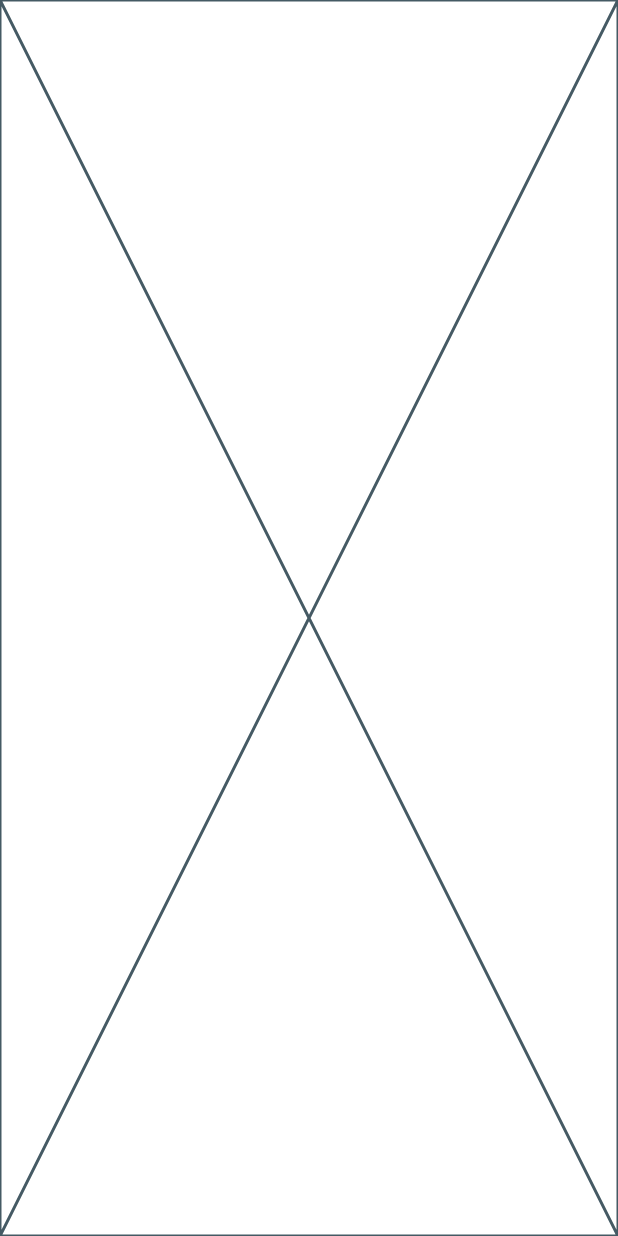
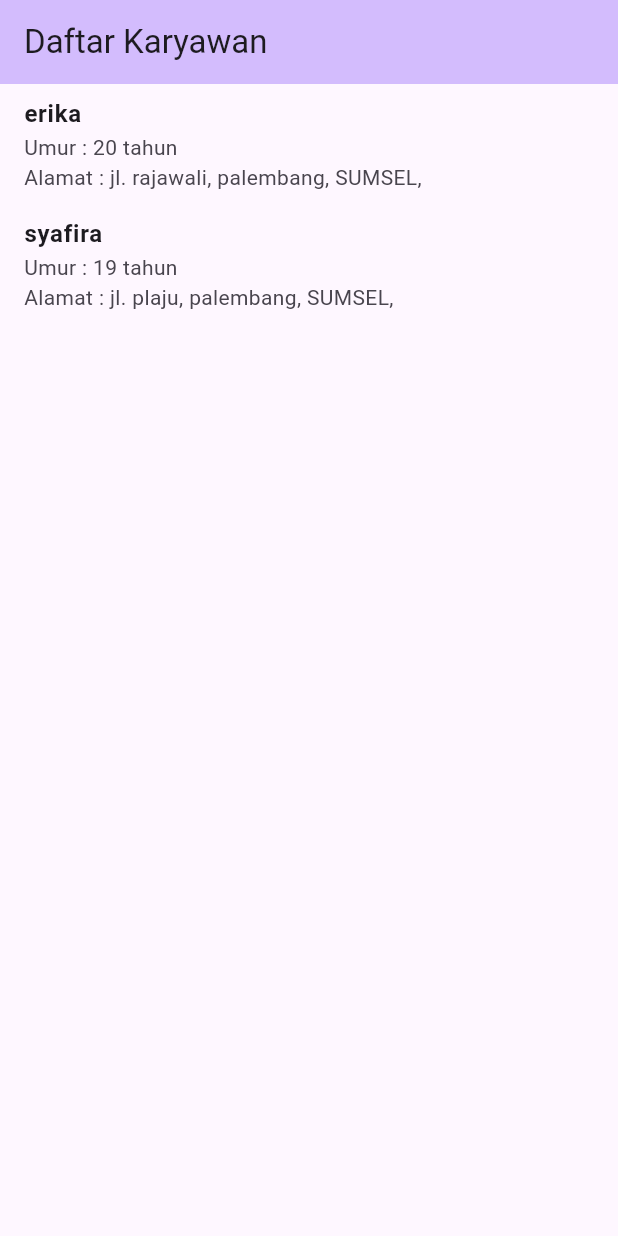
Before and after one commit to Mobile-Programming-MDP/project-latihan-pab2-Erikaa311, a Flutter app: the screen it shows after launch, on a phone screen of 412 x 824 dp. Run offline on Flutter 3.47's test engine with Material 3 defaults, Android fonts, the phone set to English and light mode, and no system bars.

Commit message:
belajar prj karyawan
flutter

```diff
--- a/karyawan/lib/main.dart
+++ b/karyawan/lib/main.dart
@@ -1,4 +1,7 @@
+import 'dart:convert';
 import 'package:flutter/material.dart';
+import 'package:flutter/services.dart';
+import 'package:karyawan/models/karyawan.dart';
 
 void main() {
   runApp(const MyApp());
@@ -25,8 +28,54 @@ class MyApp extends StatelessWidget {
 class MyHomePage extends StatelessWidget {
   const MyHomePage({super.key});
 
+  Future<List<Karyawan>> _readJsonData() async {
+    String response = await rootBundle.loadString("assets/karyawan.json");
+    final List<dynamic> data = json.decode(response);
+    return data.map((json) => Karyawan.fromJson(json)).toList();
+  }
+
   @override
   Widget build(BuildContext context) {
-    return const Placeholder();
+    return Scaffold(
+      appBar: AppBar(
+        backgroundColor: Theme.of(context).colorScheme.inversePrimary,
+        title: const Text("Daftar Karyawan"),
+      ),
+      body: FutureBuilder<List<Karyawan>>(
+        future: _readJsonData(),
+        builder: (context, snapshot) {
+          if (snapshot.hasData) {
+            return ListView.builder(
+              itemCount: snapshot.data!.length,
+              itemBuilder: (context, index) {
+                return ListTile(
+                  title: Text(
+                    snapshot.data![index].nama,
+                    style: const TextStyle(fontWeight: FontWeight.bold),
+                  ),
+                  subtitle: Column(
+                    crossAxisAlignment: CrossAxisAlignment.start,
+                    children: [
+                      Text("Umur : ${snapshot.data![index].umur} tahun"),
+                      Text(
+                        "Alamat : ${snapshot.data![index].alamat.jalan}, "
+                        "${snapshot.data![index].alamat.kota}, "
+                        "${snapshot.data![index].alamat.provinsi}, ",
+                      ),
+                      // Tambahkan tampilan hobi jika diperlukan
+                    ],
+                  ),
+                );
+              }, // ✅ Sudah benar, tidak ada titik koma di sini
+            );
+          } else if (snapshot.hasError) {
+            return Center(
+              child: Text('${snapshot.error}'),
+            );
+          }
+          return const Center(child: CircularProgressIndicator());
+        },
+      ),
+    );
   }
 }
--- a/karyawan/pubspec.yaml
+++ b/karyawan/pubspec.yaml
@@ -59,7 +59,8 @@ flutter:
   uses-material-design: true
 
   # To add assets to your application, add an assets section, like this:
-  # assets:
+  assets:
+    - assets/karyawan.json
   #   - images/a_dot_burr.jpeg
   #   - images/a_dot_ham.jpeg
 
```
